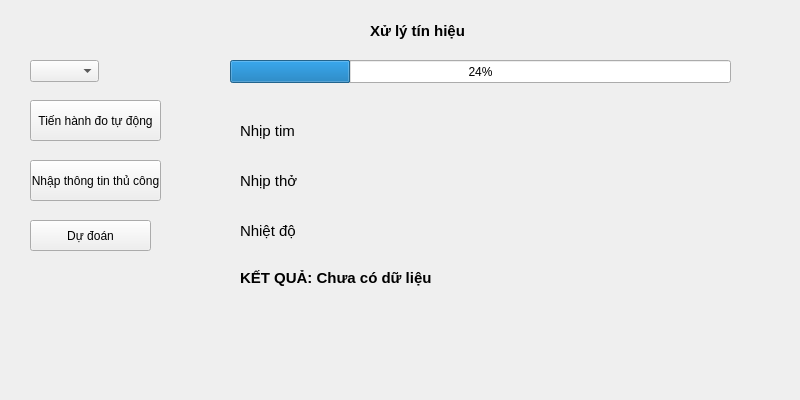
alonet14/nckh, file hoang/src/view/display.ui: the form before one commit.
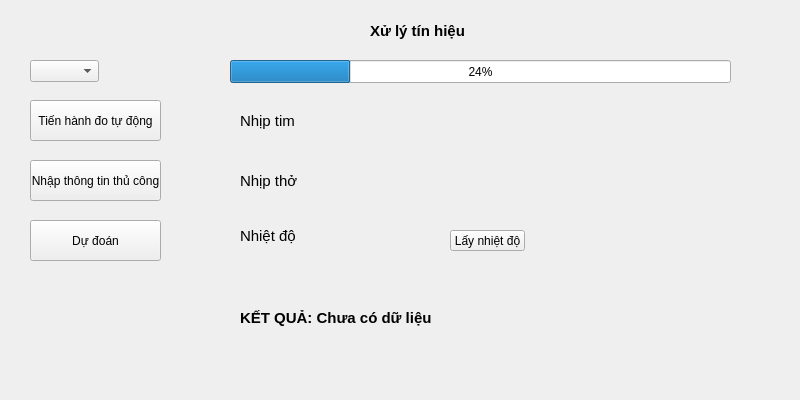
The form after the commit.

Patch:
```diff
--- a/hoang/src/view/display.ui
+++ b/hoang/src/view/display.ui
@@ -41,8 +41,8 @@
     <rect>
      <x>30</x>
      <y>220</y>
-     <width>121</width>
-     <height>31</height>
+     <width>131</width>
+     <height>41</height>
     </rect>
    </property>
    <property name="text">
@@ -99,7 +99,7 @@
    <property name="geometry">
     <rect>
      <x>240</x>
-     <y>120</y>
+     <y>110</y>
      <width>481</width>
      <height>21</height>
     </rect>
@@ -118,13 +118,14 @@
     <rect>
      <x>240</x>
      <y>220</y>
-     <width>481</width>
-     <height>21</height>
+     <width>191</width>
+     <height>31</height>
     </rect>
    </property>
    <property name="font">
     <font>
      <pointsize>11</pointsize>
+     <kerning>true</kerning>
     </font>
    </property>
    <property name="text">
@@ -153,7 +154,7 @@
    <property name="geometry">
     <rect>
      <x>240</x>
-     <y>270</y>
+     <y>310</y>
      <width>531</width>
      <height>16</height>
     </rect>
@@ -169,6 +170,19 @@
     <string>KẾT QUẢ: Chưa có dữ liệu</string>
    </property>
   </widget>
+  <widget class="QPushButton" name="button_refresh">
+   <property name="geometry">
+    <rect>
+     <x>450</x>
+     <y>230</y>
+     <width>75</width>
+     <height>21</height>
+    </rect>
+   </property>
+   <property name="text">
+    <string>Lấy nhiệt độ</string>
+   </property>
+  </widget>
  </widget>
  <resources/>
  <connections/>
```
